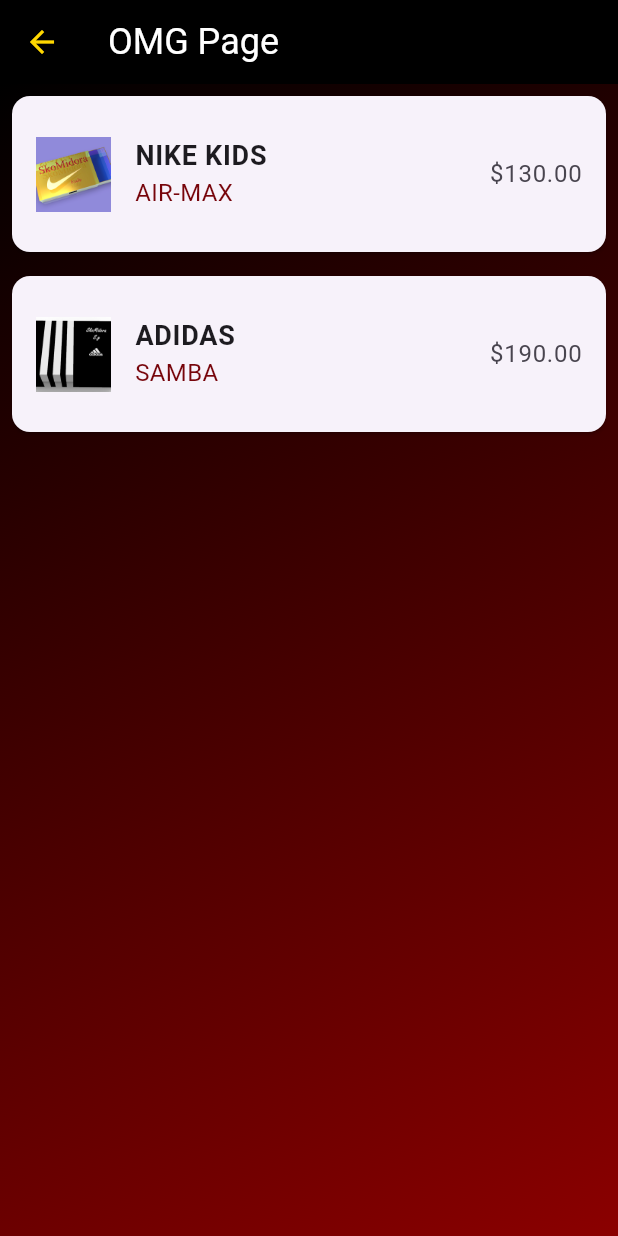
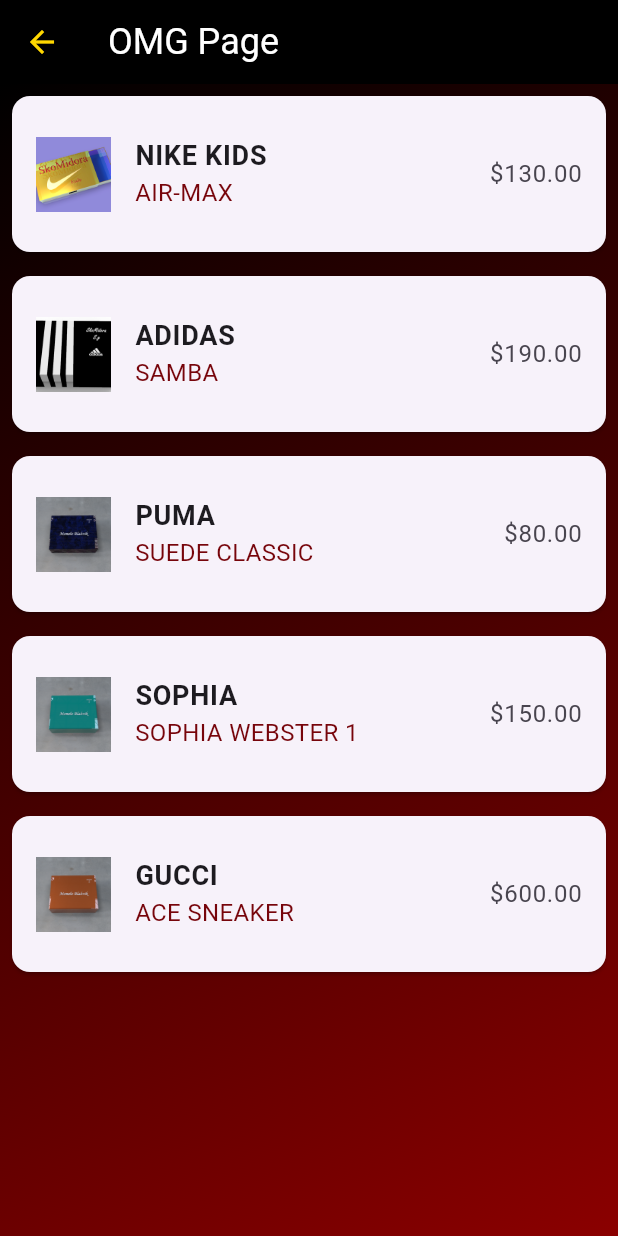
Before and after one commit to Valmach/sg_boxes2, a Flutter app: the OMGPage screen opened by its route, on a phone screen of 412 x 824 dp. Run offline on Flutter 3.47's test engine with Material 3 defaults, Android fonts, the phone set to English and light mode, and no system bars; our stand-ins replace carousel_slider, flutter_markdown, google_generative_ai.

Commit message:
updated detailed screens, customization_paint screens

```diff
--- a/lib/screens/data/dummy_data.dart
+++ b/lib/screens/data/dummy_data.dart
@@ -20,7 +20,28 @@
     imgAddress: "assets/images/adidas_box1.jpg",
     modelColor: CommonTheme.secondaryColor,
   ),
-  // Add more box models here
+  // New box models added
+  BoxModel(
+    name: "PUMA",
+    model: "SUEDE CLASSIC",
+    price: 80.00,
+    imgAddress: "assets/images/puma_suede_classic.png",
+    modelColor: CommonTheme.primaryColor,
+  ),
+  BoxModel(
+    name: "SOPHIA",
+    model: "SOPHIA WEBSTER 1",
+    price: 150.00,
+    imgAddress: "assets/images/sophia_webster_1.png",
+    modelColor: CommonTheme.accentColor,
+  ),
+  BoxModel(
+    name: "GUCCI",
+    model: "ACE SNEAKER",
+    price: 600.00,
+    imgAddress: "assets/images/gucci_ace_sneaker.png",
+    modelColor: CommonTheme.secondaryColor,
+  ),
 ];
 
 // List of user statuses
--- a/lib/screens/earth_screen.dart
+++ b/lib/screens/earth_screen.dart
@@ -77,7 +77,7 @@
               ),
               const SizedBox(height: 20),
               const Text(
-                'Designed, Created, Built and Developed by Valentino Massimo & B.J. Holmes',
+                'Designed, Developed Created, and Built by Valentino Massimo & B.J. Holmes',
                 style: TextStyle(
                   fontSize: 16,
                   color: Color(0xFFB0B0B0), // Silver-grey color
--- a/lib/screens/home_screen.dart
+++ b/lib/screens/home_screen.dart
@@ -1,5 +1,6 @@
 import 'package:flutter/material.dart';
 import 'package:sg_boxes/common%20theme/common_theme.dart';
+
 
 class HomeScreen extends StatelessWidget {
   final String title;
--- a/lib/screens/omg_page.dart
+++ b/lib/screens/omg_page.dart
@@ -11,7 +11,7 @@
 
   @override
   Widget build(BuildContext context) {
-    final customMadeBoxes = availableBoxes.take(5).toList();
+    final customMadeBoxes = availableBoxes.take(8).toList(); // Increase the number to show more boxes
 
     return Scaffold(
       backgroundColor: CommonTheme.primaryColor,
--- a/lib/screens/shoe_category.dart
+++ b/lib/screens/shoe_category.dart
@@ -72,7 +72,7 @@
             label: 'Home',
           ),
           BottomNavigationBarItem(
-            icon: Icon(Icons.bluetooth, size: 28, color: Colors.blue),
+            icon: Icon(Icons.bluetooth, size: 28),
             label: 'Bluetooth',
           ),
           BottomNavigationBarItem(
```
Also changed, not shown: lib/detailed_paint_screen.dart (+26 -14 lines), lib/screens/customization_paint_screen.dart (+14 -6 lines), pubspec.yaml (+7 -0 lines), assets/images/gucci_ace_sneaker.png (renamed from assets/images/lilac_posh.393.png), assets/images/puma_suede_classic.png (renamed from assets/images/dark_ocean.401.png), assets/images/sg_boxes.svg (added), assets/images/sophia_webster_1.png (renamed from assets/images/lilac_posh.400.png).
